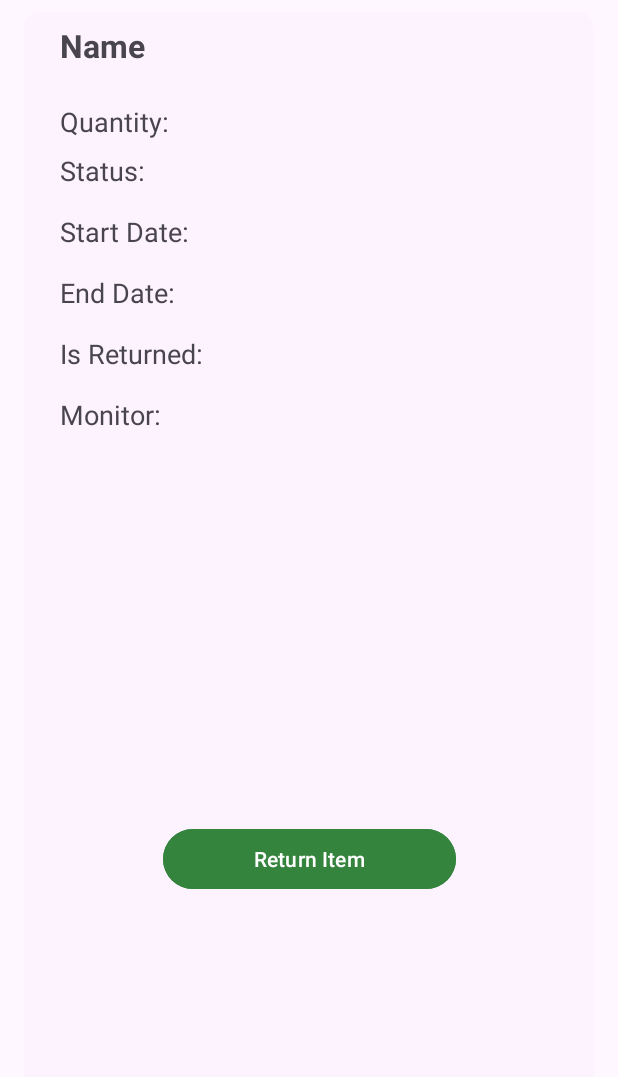
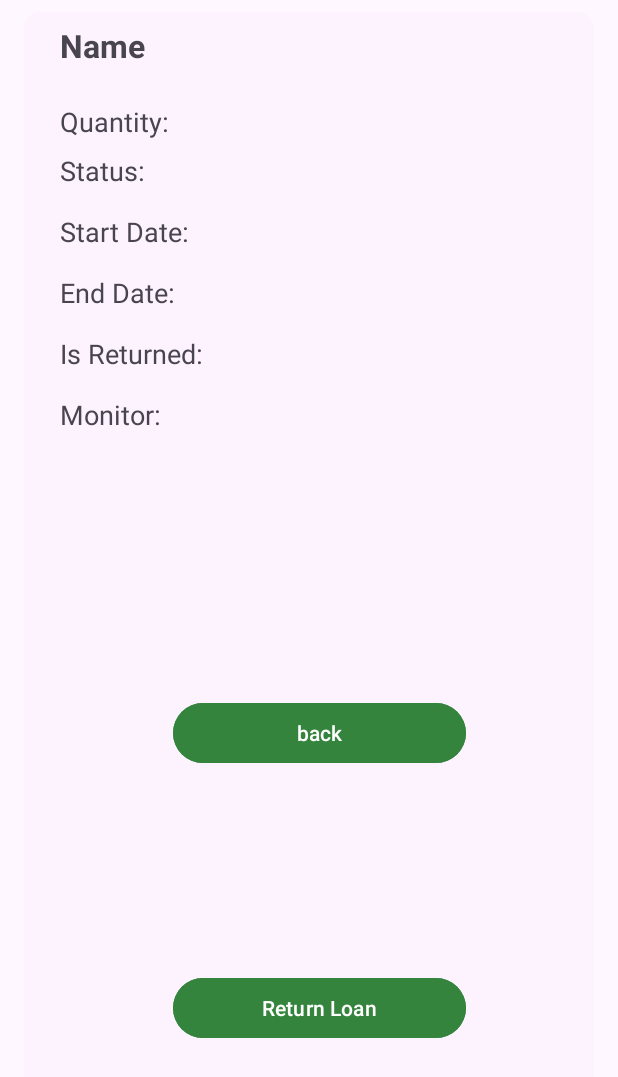
Before and after one commit to zebaxthi/STL-APP, an Android app: the layout fragment_loan.xml on its own in the app's theme, with its tools: preview values and no code run, on a phone screen of 412 x 824 dp. Shown: the top 1077 px of the screen. Run offline under Robolectric (Android 15) with nearby library versions, the phone set to English and light mode, and no system bars; network calls fail.

Commit message:
pretsamos con fallas

```diff
--- a/app/src/main/java/com/uco/stlapp/services/ArticleService.kt
+++ b/app/src/main/java/com/uco/stlapp/services/ArticleService.kt
@@ -11,4 +11,6 @@ class ArticleService {
     suspend fun getArticles() = apiService?.getArticles()
 
     suspend fun patchArticle(id: Int, request: PatchArticleQuantity) = apiService?.patchArticle(id, request)
+
+    suspend fun getArticleById(id:Int)=apiService?.getArticleById(id)
 }
--- a/app/src/main/java/com/uco/stlapp/services/WebService.kt
+++ b/app/src/main/java/com/uco/stlapp/services/WebService.kt
@@ -14,4 +14,7 @@ interface WebService {
 
     @PATCH("/crfhKA/articles/{id}")
     suspend fun patchArticle(@Path("id") id: Int, @Body request: PatchArticleQuantity): Response<ArticleResponse>
+
+    @GET("/crfhKA/articles/{id}")
+    suspend fun getArticleById(@Path("id")id: Int): Response<ArticleResponse>
 }
--- a/app/src/main/java/com/uco/stlapp/views/fragments/ArticleFragment.kt
+++ b/app/src/main/java/com/uco/stlapp/views/fragments/ArticleFragment.kt
@@ -85,6 +85,7 @@ class ArticleFragment : Fragment() {
         binding.tvNameQuantity.text = "Quantity: " + nameQuantity.toString()
         binding.tvNameStatus.text = "Status: " + nameStatus
         binding.btReturnItem.setOnClickListener{
+
             findNavController().navigate(R.id.action_articleFragment_to_nav_articleList)
         }
         binding.btLendItem.setOnClickListener{
@@ -114,7 +115,8 @@ class ArticleFragment : Fragment() {
 
     private fun generateLoan(){
         val id: Int = nameId ?: 0
-        val request : PatchArticleQuantity = (nameQuantity ?: 0).let { PatchArticleQuantity(it - 1) }
+        val request : PatchArticleQuantity = (nameQuantity ?: 0).let { PatchArticleQuantity(it - 1)
+        }
         CoroutineScope(Dispatchers.IO).launch {
             articleService.patchArticle(id, request)
             viewModel = ArticleListViewModel(requireContext())
--- a/app/src/main/java/com/uco/stlapp/views/fragments/LoanListFragment.kt
+++ b/app/src/main/java/com/uco/stlapp/views/fragments/LoanListFragment.kt
@@ -23,6 +23,7 @@ import com.uco.stlapp.databinding.FragmentLoanListBinding
 import com.uco.stlapp.models.Loan
 import com.uco.stlapp.viewModels.LoanListViewModel
 import com.uco.stlapp.views.adapters.LoanAdapter
+import com.uco.stlapp.views.fragments.LoanFragment.Companion.NAMEIDARTICLE_BUNDLE
 
 class LoanListFragment : Fragment() {
 
@@ -83,6 +84,7 @@ class LoanListFragment : Fragment() {
             NAMEENDDATE_BUNDLE to loan.dateEnd.toString(),
             NAMEISRETURNED_BUNDLE to loan.isReturned,
             NAMEMONITOR_BUNDLE to loan.monitorName,
+            NAMEIDARTICLE_BUNDLE to loan.idArticle
 
             )
         findNavController().navigate(R.id.action_nav_loanList_to_loanFragment, bundle)
--- a/app/src/main/res/layout/fragment_loan.xml
+++ b/app/src/main/res/layout/fragment_loan.xml
@@ -104,13 +104,26 @@
                 tools:text="Monitor: " />
 
             <Button
+                android:id="@+id/btReturnLoanItem"
+                android:layout_width="195dp"
+                android:layout_height="wrap_content"
+                android:layout_marginBottom="120dp"
+                android:backgroundTint="#34843D"
+                android:text="Return Loan"
+                app:layout_constraintBottom_toBottomOf="parent"
+                app:layout_constraintEnd_toEndOf="parent"
+                app:layout_constraintHorizontal_bias="0.538"
+                app:layout_constraintStart_toStartOf="parent" />
+
+            <Button
                 android:id="@+id/btReturnItem"
                 android:layout_width="195dp"
                 android:layout_height="wrap_content"
-                android:layout_marginTop="252dp"
+                android:layout_marginTop="168dp"
                 android:backgroundTint="#34843D"
-                android:text="Return Item"
+                android:text="back"
                 app:layout_constraintEnd_toEndOf="parent"
+                app:layout_constraintHorizontal_bias="0.538"
                 app:layout_constraintStart_toStartOf="parent"
                 app:layout_constraintTop_toBottomOf="@+id/tvNameMonitor" />
 
```
Also changed, not shown: app/src/main/java/com/uco/stlapp/views/fragments/LoanFragment.kt (+84 -0 lines).
